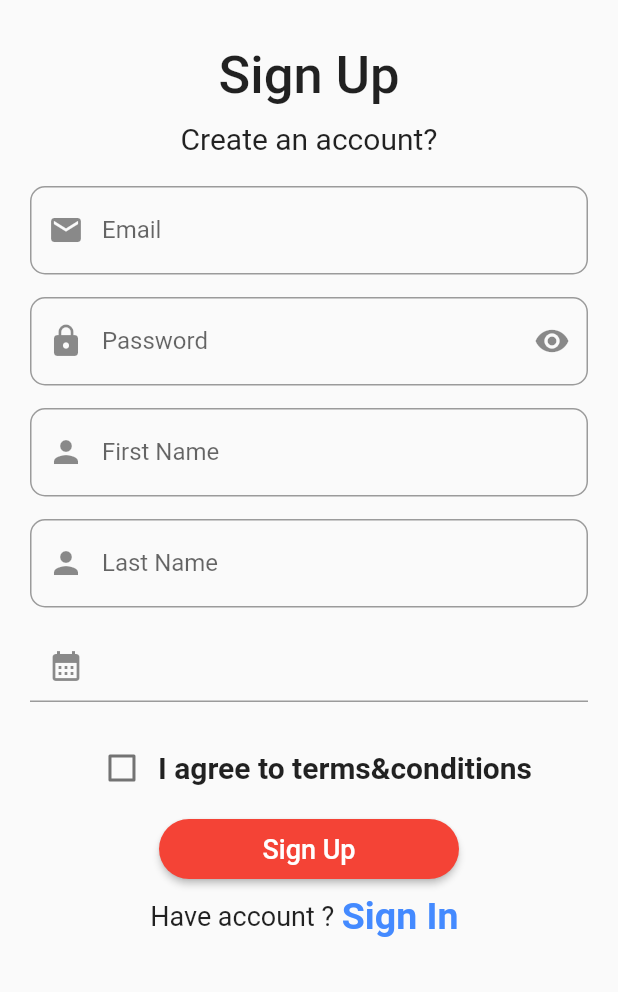
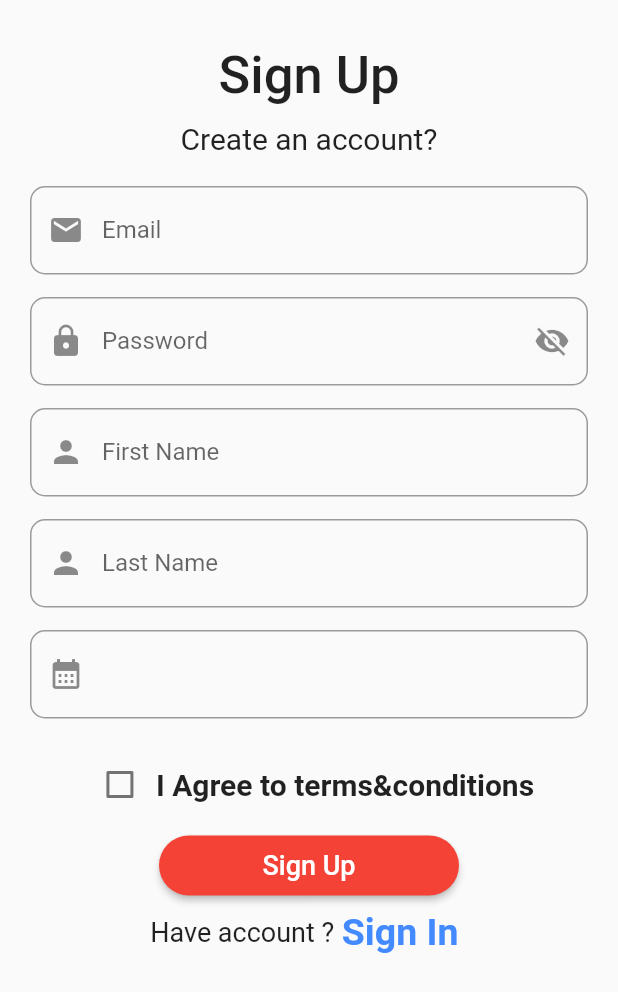
Before and after one commit to SreehariRajeevFSS/juniorstasks, a Flutter app: the screen it shows after launch, after a tap on "Login", after a tap on "Sign Up", on a phone screen of 412 x 824 dp. Shown: the top 992 px of the screen. Run offline on Flutter 3.47's test engine with Material 2 defaults, Android fonts, the phone set to English and light mode, and no system bars; our stand-ins replace firebase_auth, firebase_core, get; accounts and stored records are empty; network calls fail.

Commit message:
code_change

```diff
--- a/lib/controllers/login_controller.dart
+++ b/lib/controllers/login_controller.dart
@@ -7,18 +7,33 @@ import 'package:test/views/signup_page.dart';
 class LoginController extends GetxController {
   RxString email = "".obs;
   RxString password = "".obs;
-
+  RxBool hidePassword = true.obs;
   final FirebaseAuth _auth = FirebaseAuth.instance;
   final TextEditingController emailController = TextEditingController();
   final TextEditingController passwordController = TextEditingController();
+
+  toggleHidePassword() {
+    hidePassword.value = !hidePassword.value;
+  }
+
   Future<void> login() async {
     try {
-      await _auth.signInWithEmailAndPassword(
+      UserCredential userCredential = await _auth.signInWithEmailAndPassword(
         email: emailController.text,
         password: passwordController.text,
       );
+
+      if (userCredential.user != null) {
+        print('Logged in successfully: ${userCredential.user!.email}');
+
+        Get.to(() => HomePage());
+      } else {
+        print('User is not registered');
+      }
     } catch (e) {
-      print('Error: $e');
+      print('Error');
+      Get.snackbar('error', 'invalid Password(or)email id',
+          backgroundColor: Colors.lightGreen);
     }
   }
 }
--- a/lib/controllers/signup_controller.dart
+++ b/lib/controllers/signup_controller.dart
@@ -10,10 +10,16 @@ class SignupController extends GetxController {
   RxString firstName = ''.obs;
   RxString lastName = ''.obs;
   RxString dob = ''.obs;
-  RxBool agree = false.obs;
+  RxBool agreedToTerms = false.obs;
+  RxBool isAbove18 = false.obs;
+  RxBool hiddenPassword = true.obs;
 
   void toogleAgreement(bool value) {
-    agree.value = value;
+    agreedToTerms.value = value;
+  }
+
+  toggleHiddenPassword() {
+    hiddenPassword.value = !hiddenPassword.value;
   }
 
   final FirebaseAuth _auth = FirebaseAuth.instance;
@@ -26,7 +32,7 @@ class SignupController extends GetxController {
   final TextEditingController dobController = TextEditingController();
 
   Future<void> signUp() async {
-    if (!agree.value) {
+    if (!agreedToTerms.value) {
       Get.snackbar("Terms Agreement", "Please agree to the terms.");
       return;
     }
@@ -38,7 +44,7 @@ class SignupController extends GetxController {
       );
 
       if (userCredential.user != null) {
-        Get.off(() => LoginPage());
+        Get.back();
       }
     } catch (e) {
       if (e is FirebaseAuthException) {
--- a/lib/views/Login_page.dart
+++ b/lib/views/Login_page.dart
@@ -60,12 +60,21 @@ class LoginPage extends StatelessWidget {
               const SizedBox(
                 height: 20,
               ),
-              TextFormField(
+              Obx(
+                () => TextFormField(
+                  obscureText: loginController.hidePassword.value,
                   keyboardType: TextInputType.emailAddress,
                   controller: loginController.passwordController,
                   decoration: InputDecoration(
+                    suffixIcon: IconButton(
+                      onPressed: () {
+                        loginController.toggleHidePassword();
+                      },
+                      icon: loginController.hidePassword.value
+                          ? Icon(Icons.visibility_off)
+                          : Icon(Icons.visibility),
+                    ),
                     prefixIcon: Icon(Icons.lock),
-                  suffixIcon: Icon(Icons.remove_red_eye),
                     labelText: 'Password',
                     border: OutlineInputBorder(
                         borderRadius: BorderRadius.circular(10)),
@@ -79,6 +88,7 @@ class LoginPage extends StatelessWidget {
                     }
                     return null;
                   },
+                ),
               ),
               const SizedBox(
                 height: 20,
@@ -104,7 +114,6 @@ class LoginPage extends StatelessWidget {
                   if (_formKey.currentState!.validate()) {
                     loginController.emailController.clear();
                     loginController.passwordController.clear();
-                    Get.to(() => HomePage());
                   }
                 },
                 child: const Text(
--- a/lib/views/signup_page.dart
+++ b/lib/views/signup_page.dart
@@ -56,13 +56,22 @@ class SignupPage extends StatelessWidget {
               const SizedBox(
                 height: 15,
               ),
-              TextFormField(
+              Obx(
+                () => TextFormField(
+                  obscureText: signupController.hiddenPassword.value,
                   keyboardType: TextInputType.emailAddress,
                   controller: signupController.passwordController,
                   decoration: InputDecoration(
                       prefixIcon: Icon(Icons.lock),
+                      suffixIcon: IconButton(
+                        onPressed: () {
+                          signupController.toggleHiddenPassword();
+                        },
+                        icon: signupController.hiddenPassword.value
+                            ? Icon(Icons.visibility_off)
+                            : Icon(Icons.visibility),
+                      ),
                       labelText: 'Password',
-                    suffixIcon: Icon(Icons.visibility),
                       border: OutlineInputBorder(
                           borderRadius: BorderRadius.circular(10))),
                   validator: (value) {
@@ -74,6 +83,7 @@ class SignupPage extends StatelessWidget {
                     }
                     return null;
                   },
+                ),
               ),
               const SizedBox(
                 height: 15,
@@ -113,23 +123,44 @@ class SignupPage extends StatelessWidget {
                 height: 15,
               ),
               TextFormField(
+                readOnly: true,
                 keyboardType: TextInputType.number,
-                readOnly: true,
                 controller: signupController.dobController,
-                decoration: const InputDecoration(
+                decoration: InputDecoration(
                   prefixIcon: Icon(Icons.calendar_month),
+                  border: OutlineInputBorder(
+                      borderRadius: BorderRadius.circular(10)),
                 ),
+                validator: (value) {
+                  if (value!.isEmpty) {
+                    return 'Please Enter the DOB';
+                  }
+                },
                 onTap: () async {
                   DateTime? selectedDate = await showDatePicker(
                     context: context,
                     initialDate: DateTime.now(),
                     firstDate: DateTime(1900),
-                    lastDate: DateTime(2024),
+                    lastDate: DateTime.now(),
                   );
 
                   if (selectedDate != null) {
+                    DateTime currentDate = DateTime.now();
+
+                    DateTime minimumBirthDate =
+                        currentDate.subtract(Duration(days: 365 * 18));
+
+                    if (selectedDate.isBefore(minimumBirthDate)) {
                       signupController.dobController.text =
                           selectedDate.toLocal().toString().split(' ')[0];
+                    } else {
+                      signupController.dobController.clear();
+                      Get.snackbar(
+                        "18+",
+                        "You have to be 18+ to sign up",
+                        backgroundColor: Colors.grey,
+                      );
+                    }
                   }
                 },
               ),
@@ -141,13 +172,13 @@ class SignupPage extends StatelessWidget {
                 children: [
                   Obx(
                     () => Checkbox(
-                        value: signupController.agree.value,
+                        value: signupController.agreedToTerms.value,
                         onChanged: (value) {
-                          signupController.agree.value = value!;
+                          signupController.agreedToTerms.value = value!;
                         }),
                   ),
                   const Text(
-                    'I agree to terms&conditions',
+                    'I Agree to terms&conditions',
                     style: TextStyle(fontSize: 20, fontWeight: FontWeight.bold),
                   ),
                 ],
@@ -164,14 +195,8 @@ class SignupPage extends StatelessWidget {
                       shape: RoundedRectangleBorder(
                           borderRadius: BorderRadius.circular(20))),
                   onPressed: () {
+                    if (_formKey.currentState!.validate()) {
                       signupController.signUp();
-                    if (_formKey.currentState!.validate()) {
-                      signupController.emailController.clear();
-                      signupController.passwordController.clear();
-                      signupController.firstNameController.clear();
-                      signupController.lastNameController.clear();
-                      signupController.dobController.clear();
-                      Get.to(() => LoginPage());
                     }
                   },
                   child: const Text(
@@ -195,7 +220,7 @@ class SignupPage extends StatelessWidget {
                   ),
                   GestureDetector(
                     onTap: () {
-                      Get.to(() => LoginPage());
+                      Get.back();
                     },
                     child: const Text(
                       "Sign In ",
--- a/pubspec.yaml
+++ b/pubspec.yaml
@@ -49,6 +49,7 @@ dev_dependencies:
   # package. See that file for information about deactivating specific lint
   # rules and activating additional ones.
   flutter_lints: ^2.0.0
+  d_chart: ^2.3.0
 
 # For information on the generic Dart part of this file, see the
 # following page: https://dart.dev/tools/pub/pubspec
```
Also changed, not shown: lib/views/home_page.dart (+8 -0 lines), pubspec.lock. Lines whose indentation alone changed are shown as unchanged.
